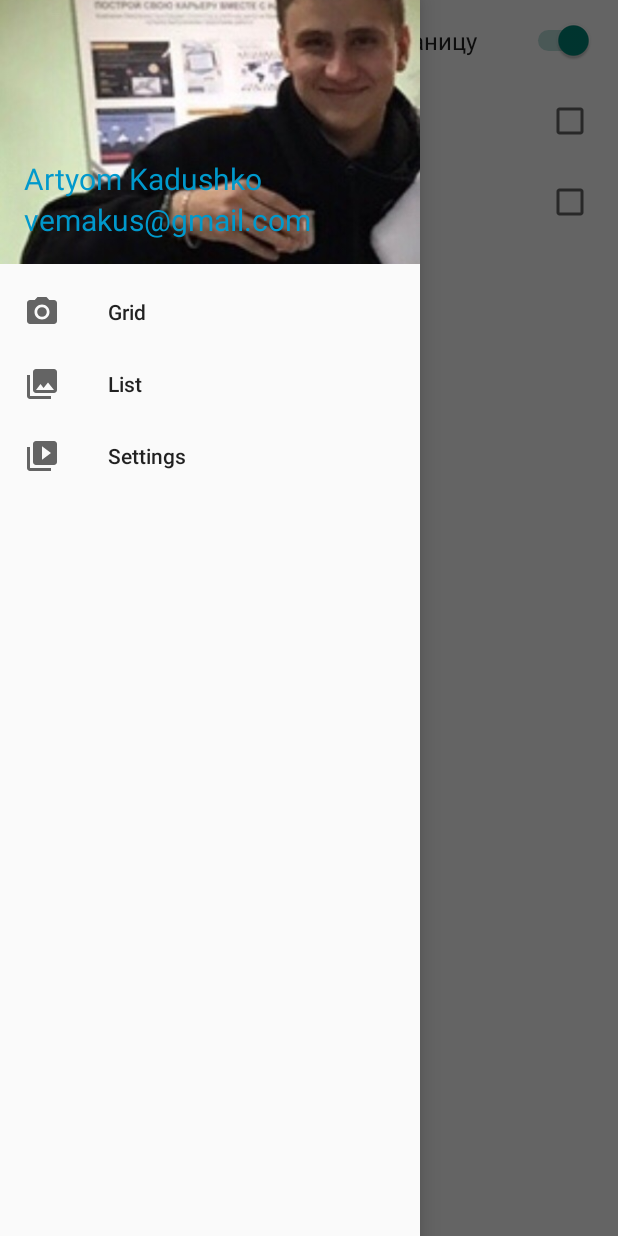
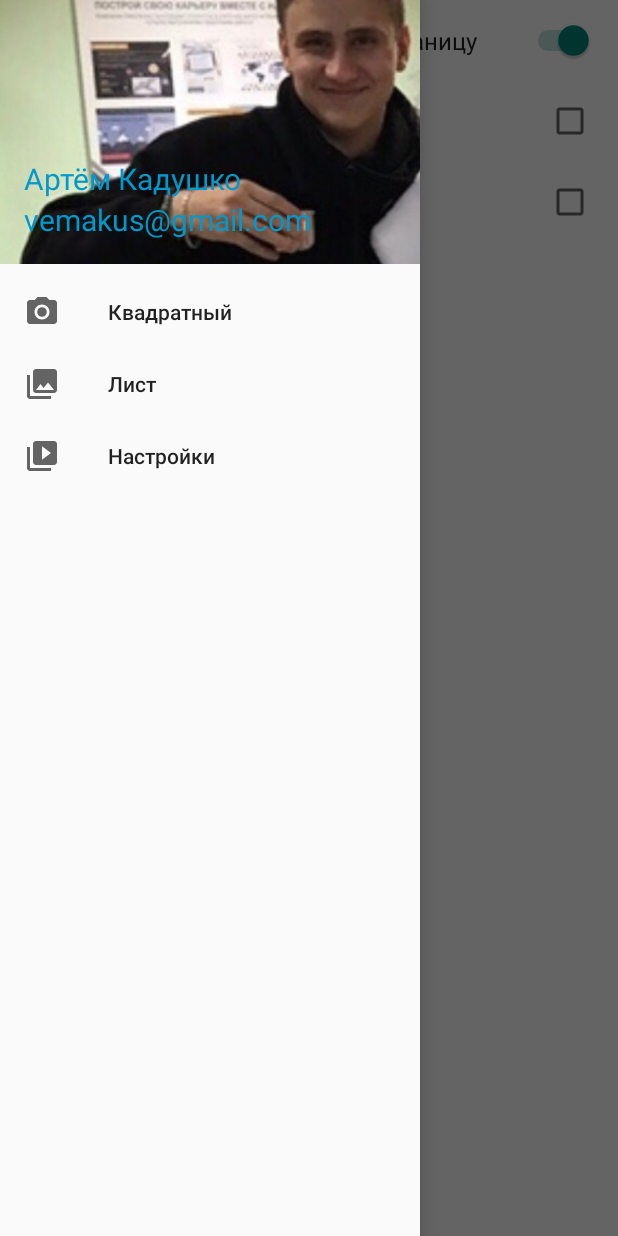
Before and after one commit to HerrLeStrate/YandexFirstTask, an Android app: the SettingsFragment screen opened directly, with no data from a screen before it, with the side drawer open, on a phone screen of 412 x 824 dp. Run offline under Robolectric (Android 15) with nearby library versions, the phone set to English and light mode, and no system bars; our stand-ins replace androidx.preference; libraries missing offline, so code that uses them is left out: com.crashlytics.android, com.microsoft.appcenter, io.fabric.sdk; 2 statements that could not run were skipped.

Commit message:
Added language support

```diff
--- a/app/src/main/java/me/herrlestrate/kadushko_artyom_info/fragments/launcher/LauncherViewHolder.java
+++ b/app/src/main/java/me/herrlestrate/kadushko_artyom_info/fragments/launcher/LauncherViewHolder.java
@@ -91,7 +91,7 @@ public class LauncherViewHolder extends RecyclerView.ViewHolder implements View.
         });
 
         MenuItem launchCountMenu = popupMenu.getMenu().findItem(R.id.action_count_app_launches);
-        launchCountMenu.setTitle("Launched "+Consts.get(mResolveInfo.activityInfo.applicationInfo.packageName)+" times");
+        launchCountMenu.setTitle(v.getResources().getString(R.string.frequency)+Consts.get(mResolveInfo.activityInfo.applicationInfo.packageName));
         launchCountMenu.setEnabled(false);
         popupMenu.show();
         return true;
--- a/app/src/main/res/layout/activity_main.xml
+++ b/app/src/main/res/layout/activity_main.xml
@@ -40,7 +40,7 @@
             android:id="@+id/txt"
             android:layout_width="wrap_content"
             android:layout_height="wrap_content"
-            android:textSize="30dp"
+            android:textSize="30sp"
             android:layout_centerHorizontal="true"
             android:textColor="#FE990F"
             android:text="@string/herrlestrate"/>
--- a/app/src/main/res/layout/item_icon_view.xml
+++ b/app/src/main/res/layout/item_icon_view.xml
@@ -22,6 +22,6 @@
         android:maxLines="1"
         android:textAlignment="center"
 
-        tools:text="App title"/>
+        tools:text="@string/appTitle"/>
 
 </LinearLayout>
--- a/app/src/main/res/layout/nav_header_main.xml
+++ b/app/src/main/res/layout/nav_header_main.xml
@@ -28,7 +28,7 @@
             android:layout_width="match_parent"
             android:layout_height="wrap_content"
             android:paddingTop="@dimen/nav_header_vertical_spacing"
-            android:text="Artyom Kadushko"
+            android:text="@string/nameProfile"
             android:textSize="20dp"
             android:textColor="@android:color/holo_blue_dark"
             android:textAppearance="@style/TextAppearance.AppCompat.Body1" />
@@ -38,7 +38,7 @@
             android:layout_width="wrap_content"
             android:layout_height="wrap_content"
             android:textColor="@android:color/holo_blue_dark"
-            android:text="vemakus@gmail.com"
+            android:text="@string/emailProfile"
             android:textSize="20dp"/>
     </LinearLayout>
 
--- a/app/src/main/res/layout/welcome_page_3.xml
+++ b/app/src/main/res/layout/welcome_page_3.xml
@@ -17,14 +17,14 @@
             android:layout_height="200dp"
             android:background="@drawable/radiogroup"
             android:checked="true"
-            android:text="White Theme"/>
+            android:text="@string/choice_whiteTheme"/>
 
         <RadioButton
             android:id="@+id/dark_theme"
             android:layout_width="300dp"
             android:layout_height="200dp"
             android:background="@drawable/radiogroup"
-            android:text="Dark theme"/>
+            android:text="@string/choice_darkTheme"/>
 
     </RadioGroup>
 
--- a/app/src/main/res/layout/welcome_page_4.xml
+++ b/app/src/main/res/layout/welcome_page_4.xml
@@ -17,14 +17,14 @@
             android:layout_height="200dp"
             android:background="@drawable/radiogroup"
             android:checked="true"
-            android:text="Стандартный макет"/>
+            android:text="@string/standartMaket"/>
 
         <RadioButton
             android:id="@+id/welcome_full"
             android:layout_width="300dp"
             android:layout_height="200dp"
             android:background="@drawable/radiogroup"
-            android:text="Полный макет"/>
+            android:text="@string/fullMaket"/>
 
     </RadioGroup>
 
--- a/app/src/main/res/menu/activity_main_drawer.xml
+++ b/app/src/main/res/menu/activity_main_drawer.xml
@@ -10,15 +10,15 @@
         <item
             android:id="@+id/nav_grid"
             android:icon="@drawable/ic_menu_camera"
-            android:title="Grid " />
+            android:title="@string/selectGrid" />
         <item
             android:id="@+id/nav_list"
             android:icon="@drawable/ic_menu_gallery"
-            android:title="List" />
+            android:title="@string/selectList" />
         <item
             android:id="@+id/nav_settings"
             android:icon="@drawable/ic_menu_slideshow"
-            android:title="Settings" />
+            android:title="@string/selectSettings" />
     </group>
 
 </menu>
--- a/app/src/main/res/menu/popup.xml
+++ b/app/src/main/res/menu/popup.xml
@@ -5,19 +5,19 @@
     <item
         android:id="@+id/action_uninstall_app"
         android:orderInCategory="100"
-        android:title="Uninstall Application"
+        android:title="@string/deleteApp"
         app:showAsAction="never" />
 
     <item
         android:id="@+id/action_open_app_settings"
         android:orderInCategory="200"
-        android:title="Show settings"
+        android:title="@string/showSettings"
         app:showAsAction="never" />
 
     <item
         android:id="@+id/action_count_app_launches"
         android:orderInCategory="200"
-        android:title="Show counts"
+        android:title="@string/showCount"
         app:showAsAction="never" />
 
 </menu>
--- a/app/src/main/res/values/array.xml
+++ b/app/src/main/res/values/array.xml
@@ -1,11 +1,11 @@
 <?xml version="1.0" encoding="utf-8"?>
 <resources>
     <string-array name="sortMethodList">
-        <item>Без сортировки</item>
-        <item>Сортировать по названию</item>
-        <item>Сортировать по названию в обратном порядке</item>
-        <item>Сортировать по дате установки</item>
-        <item>Сортировать по количеству запусков</item>
+        <item>@string/sort_0</item>
+        <item>@string/sort_1</item>
+        <item>@string/sort_2</item>
+        <item>@string/sort_3</item>
+        <item>@string/sort_4</item>
     </string-array>
 
     <string-array name="sortMethodValues">
--- a/app/src/main/res/values/strings.xml
+++ b/app/src/main/res/values/strings.xml
@@ -1,14 +1,35 @@
 <resources>
-    <string name="app_name">Kadushko_Artyom_Info</string>
-    <string name="artyom_kadushko">Artyom Kadushko</string>
-    <string name="herrlestrate">HerrLeStrate</string>
-    <string name="skip">Skip</string>
-    <string name="next">Next</string>
+    <string name="artyom_kadushko" translatable="false">Artyom Kadushko</string>
+    <string name="herrlestrate" translatable="false">HerrLeStrate</string>
+    <string name="skip">Пропустить</string>
+    <string name="next">Следующий</string>
     <string name="welcome_info">Панки хой</string>
-    <string name="welcome_page_desc">This is default description for app</string>
-    <string name="navigation_drawer_open">Open navigation drawer</string>
-    <string name="navigation_drawer_close">Close navigation drawer</string>
-    <string name="nav_header_title">Android Studio</string>
-    <string name="nav_header_subtitle">android.studio@android.com</string>
-    <string name="nav_header_desc">Navigation header</string>
+    <string name="welcome_page_desc">Это стандартное описание</string>
+    <string name="navigation_drawer_open">Открыть навигационный драйвер</string>
+    <string name="navigation_drawer_close">Заказать навигационный драйвер</string>
+    <string name="nav_header_desc">Навигация</string>
+    <string name="method_sort">Метод сортировки</string>
+    <string name="compactView">Компактный вид</string>
+    <string name="darkTheme">Тёмная тема</string>
+    <string name="skipWelcomePage">Пропускать стартовую страницу</string>
+    <string name="appTitle">App title</string>
+    <string name="emailProfile" translatable="false">vemakus@gmail.com</string>
+    <string name="nameProfile">Артём Кадушко</string>
+    <string name="choice_whiteTheme">Светлая тема</string>
+    <string name="choice_darkTheme">Тёмная тема</string>
+    <string name="standartMaket">Стандартный макет</string>
+    <string name="fullMaket">Полный макет</string>
+    <string name="selectGrid">Квадратный</string>
+    <string name="selectList">Лист</string>
+    <string name="selectSettings">Настройки</string>
+    <string name="deleteApp">Удалить приложение</string>
+    <string name="showSettings">Показать настройки</string>
+    <string name="showCount">Показать количество</string>
+    <string name="sort_0">Без сортировки</string>
+    <string name="sort_1">Сортировать по названию</string>
+    <string name="sort_2">Сортировать по названию в обратном порядке</string>
+    <string name="sort_3">Сортировать по дате установки</string>
+    <string name="sort_4">Сортировать по количеству запусков</string>
+    <string name="frequency">Запущено раз:</string>
+    <string name="app_name">Артём Кадушко Инфо</string>
 </resources>
--- a/app/src/main/res/xml/preferences.xml
+++ b/app/src/main/res/xml/preferences.xml
@@ -3,17 +3,17 @@
 
     <SwitchPreference
         android:key="alreadyRunned"
-        android:title="Пропускать стартовую страницу"/>
+        android:title="@string/skipWelcomePage"/>
     <CheckBoxPreference
         android:key="theme"
-        android:title="Тёмная тема"/>
+        android:title="@string/darkTheme"/>
     <CheckBoxPreference
         android:key="style"
-        android:title="Компактный вид" />
+        android:title="@string/compactView" />
     <ListPreference
         android:key="sort"
         android:defaultValue="0"
-        android:title="Метод сортировки"
+        android:title="@string/method_sort"
         android:entries="@array/sortMethodList"
         android:entryValues="@array/sortMethodValues"/>
 
```
Also changed, not shown: 138 other files.
